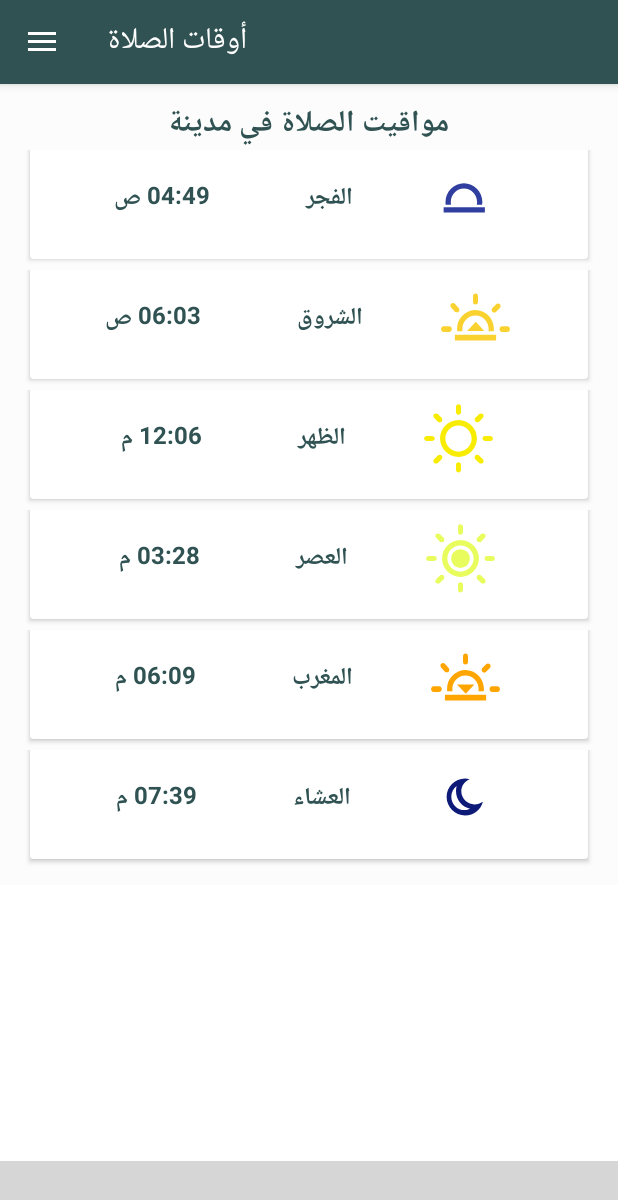
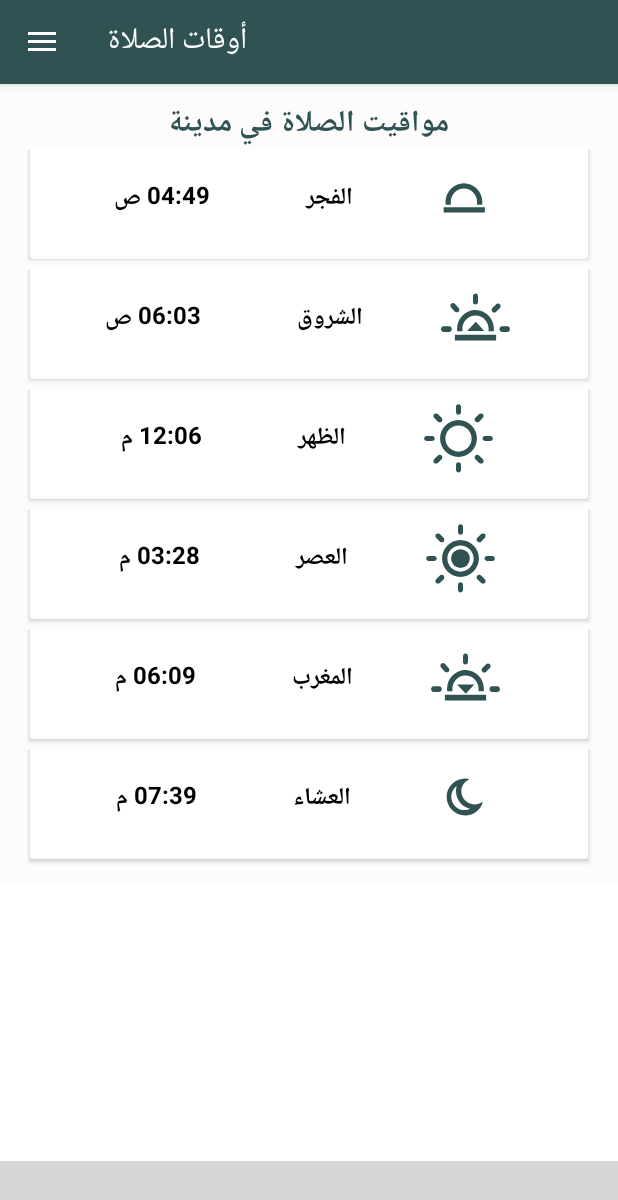
Before and after one commit to Monirah-ALkathiry/Masajed, an Android app: the PrayTime screen opened directly, with no data from a screen before it, on a phone screen of 412 x 824 dp. Shown: the top 1200 px of the screen. Run offline under Robolectric (Android 15) with nearby library versions, the phone set to English and light mode, and no system bars; libraries missing offline, so code that uses them is left out: android.test.mock, com.ittianyu.bottomnavigationviewex; plain views replace BottomNavigationViewEx; 5 statements that could not run were skipped; grey boxes are pictures that could not be loaded.

Commit message:
AboutApp+ prayTime color

```diff
--- a/app/src/main/AndroidManifest.xml
+++ b/app/src/main/AndroidManifest.xml
@@ -108,9 +108,14 @@
         <activity
             android:name=".PrayTime.PrayTime"
             android:label="@string/praytime"/>
+
         <activity
             android:name=".ContactUs.ContactUsActivity"
             android:label="@string/contactUs"/>
+
+        <activity
+            android:name=".AboutUs.AboutUsActivity"
+            android:label="@string/AboutApp"/>
 
 
         <activity android:name=".LogOut"></activity>
--- a/app/src/main/java/com/apps/noura/masajd/Utils/DrawerNavigation.java
+++ b/app/src/main/java/com/apps/noura/masajd/Utils/DrawerNavigation.java
@@ -12,6 +12,7 @@ import android.util.Log;
 import android.view.MenuItem;
 import android.widget.Toast;
 
+import com.apps.noura.masajd.AboutUs.AboutUsActivity;
 import com.apps.noura.masajd.ContactUs.ContactUsActivity;
 import com.apps.noura.masajd.DawaActivity;
 import com.apps.noura.masajd.FavoriteActivity;
@@ -104,7 +105,8 @@ public class DrawerNavigation {
 
                         case R.id.aboutApp:
                            // Toast.makeText(context, "About App",Toast.LENGTH_SHORT).show();
-
+                            Intent AboutAppIntent = new Intent(context, AboutUsActivity.class);//ACTIVITY_NUM = 1
+                            context.startActivity(AboutAppIntent);
                             break;
 
                         case R.id.ic_praytime:
--- a/app/src/main/res/layout/activity_pray_time.xml
+++ b/app/src/main/res/layout/activity_pray_time.xml
@@ -77,7 +77,7 @@
                             android:layout_width="wrap_content"
                             android:layout_height="wrap_content"
 
-                            android:textColor="@color/colorPrimary"
+                            android:textColor="@color/black"
                             android:textStyle="bold"
                             android:textSize="16sp"/>
 
@@ -87,7 +87,7 @@
                             android:layout_marginStart="50dp"
                             android:src="@drawable/ic_icon_fajr"
                             android:contentDescription="TODO"
-                            android:tint="@color/colorPrimaryDark"/>
+                            android:tint="@color/colorPrimary"/>
 
 
                     </LinearLayout>
@@ -121,7 +121,7 @@
                             android:id="@+id/txtPrayerTime2"
                             android:layout_width="wrap_content"
                             android:layout_height="wrap_content"
-                            android:textColor="@color/colorPrimary"
+                            android:textColor="@color/black"
                             android:textStyle="bold"
                             android:textSize="16sp"/>
 
@@ -131,7 +131,7 @@
                             android:layout_marginStart="50dp"
                             android:src="@drawable/ic_icon_sunrise"
                             android:contentDescription="TODO"
-                            android:tint="@color/Yellow"/>
+                            android:tint="@color/colorPrimary"/>
                     </LinearLayout>
                 </android.support.v7.widget.CardView>
             </LinearLayout>
@@ -165,7 +165,7 @@
                             android:id="@+id/txtPrayerTime3"
                             android:layout_width="wrap_content"
                             android:layout_height="wrap_content"
-                            android:textColor="@color/colorPrimary"
+                            android:textColor="@color/black"
                             android:textStyle="bold"
                             android:textSize="16sp"/>
                         <ImageView
@@ -173,7 +173,7 @@
                             android:layout_height="50dp"
                             android:layout_marginStart="50dp"
                             android:src="@drawable/ic_icon_dhuhr"
-                            android:tint="@color/Dark_Yellow"
+                            android:tint="@color/colorPrimary"
                             android:contentDescription="TODO" />
                     </LinearLayout>
                 </android.support.v7.widget.CardView>
@@ -207,7 +207,7 @@
                             android:id="@+id/txtPrayerTime4"
                             android:layout_width="wrap_content"
                             android:layout_height="wrap_content"
-                            android:textColor="@color/colorPrimary"
+                            android:textColor="@color/black"
                             android:textStyle="bold"
                             android:textSize="16sp"/>
 
@@ -216,7 +216,7 @@
                             android:layout_height="50dp"
                             android:layout_marginStart="50dp"
                             android:src="@drawable/ic_icon_asr"
-                            android:tint="@color/light_Yellow"
+                            android:tint="@color/colorPrimary"
                             android:contentDescription="TODO" />
                     </LinearLayout>
                 </android.support.v7.widget.CardView>
@@ -250,7 +250,7 @@
                             android:id="@+id/txtPrayerTime6"
                             android:layout_width="wrap_content"
                             android:layout_height="wrap_content"
-                            android:textColor="@color/colorPrimary"
+                            android:textColor="@color/black"
                             android:textStyle="bold"
                             android:textSize="16sp"/>
                         <ImageView
@@ -258,7 +258,7 @@
                             android:layout_height="50dp"
                             android:layout_marginStart="50dp"
                             android:src="@drawable/ic_icon_maghrib"
-                            android:tint="@color/orange"
+                            android:tint="@color/colorPrimary"
                             android:contentDescription="TODO" />
                     </LinearLayout>
                 </android.support.v7.widget.CardView>
@@ -292,7 +292,7 @@
                             android:id="@+id/txtPrayerTime7"
                             android:layout_width="wrap_content"
                             android:layout_height="wrap_content"
-                            android:textColor="@color/colorPrimary"
+                            android:textColor="@color/black"
                             android:textStyle="bold"
                             android:textSize="16sp"/>
                         <ImageView
@@ -300,7 +300,7 @@
                             android:layout_height="50dp"
                             android:layout_marginStart="50dp"
                             android:src="@drawable/ic_icon_isha"
-                            android:tint="@color/darkBlue"
+                            android:tint="@color/colorPrimary"
                             android:contentDescription="TODO" />
                     </LinearLayout>
                 </android.support.v7.widget.CardView>
--- a/app/src/main/res/values/strings.xml
+++ b/app/src/main/res/values/strings.xml
@@ -124,6 +124,9 @@
     <string name="Email_Address">    البريد الإلكتروني </string>
     <string name="Telephone">الهاتف   \n\n  00966–11-223-6222</string>
     <string name="Location">العنوان  \n \n  المملكة العربية السعودية - الرياض  \n طريق الملك فهد بجوار برج الفيصلية  \n الرمز البريدي: 11232</string>
+    <string name="AboutUs">تطبيق مساجد هو تطبيق رسمي و معتمد من وزارة الشؤون الإسلامية في المملكة العربية السعودية يهدف الى تقديم عدد من الخدمات المتنوعة</string>
+    <string name="AboutUs1">يقدم التطبيق خدمة عرض المساجد القريبة من موقعك الحالي مدعومة بصور و معلومات عن المسجد</string>
+    <string name="AboutApp">عن التطبيق</string>
 
 
 </resources>
```
